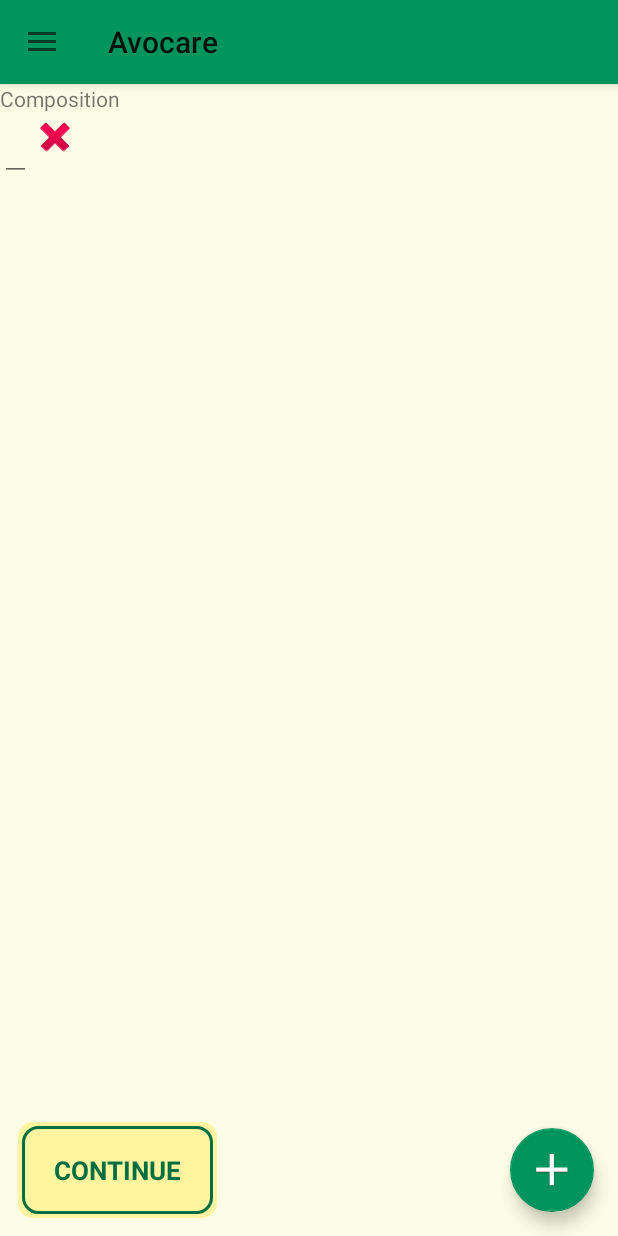
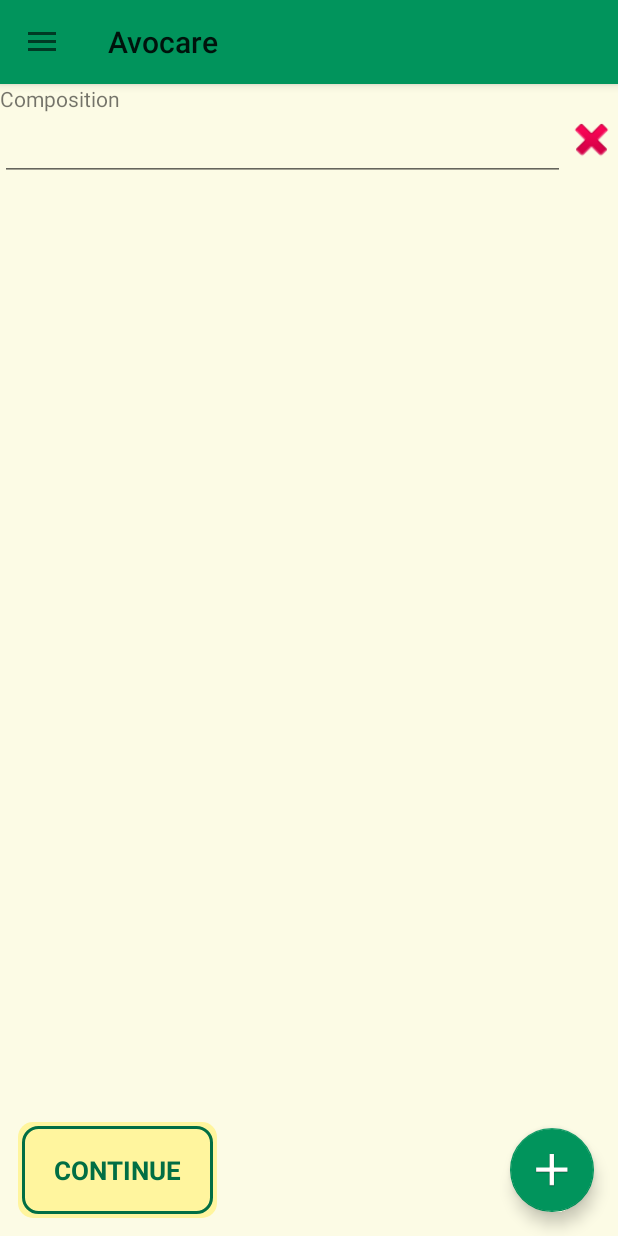
Before and after one commit to sasha-liutova/Avocare, an Android app: the fragment TypeCompositionFragment placed in its activity, on a phone screen of 412 x 824 dp. Run offline under Robolectric (Android 15) with nearby library versions, the phone set to English and light mode, and no system bars; our stand-ins replace ButterKnife; libraries missing offline, so code that uses them is left out: com.parse; 4 statements that could not run were skipped.

Commit message:
Type composition layout - autocomplete

```diff
--- a/app/src/main/AndroidManifest.xml
+++ b/app/src/main/AndroidManifest.xml
@@ -16,7 +16,8 @@
             android:value="barcode" />
         <activity
             android:name=".view.activity.MainActivity"
-            android:label="@string/app_name" >
+            android:label="@string/app_name"
+            android:windowSoftInputMode="adjustResize">
             <intent-filter>
                 <action android:name="android.intent.action.MAIN" />
 
--- a/app/src/main/java/com/liutova/avocare/view/adapter/TypeCompositionAdapter.java
+++ b/app/src/main/java/com/liutova/avocare/view/adapter/TypeCompositionAdapter.java
@@ -1,27 +1,35 @@
 package com.liutova.avocare.view.adapter;
 
+import android.content.Context;
 import android.support.v7.widget.RecyclerView;
 import android.text.Editable;
 import android.text.TextWatcher;
 import android.view.LayoutInflater;
 import android.view.View;
 import android.view.ViewGroup;
+import android.widget.ArrayAdapter;
+import android.widget.AutoCompleteTextView;
 import android.widget.ImageView;
-import android.widget.TextView;
 
 import com.liutova.avocare.R;
 
+import java.lang.ref.WeakReference;
 import java.util.ArrayList;
+import java.util.List;
 
 /**
  * Created by Oleksandra Liutova on 16-Apr-16.
  */
 public class TypeCompositionAdapter extends RecyclerView.Adapter<TypeCompositionAdapter.ViewHolder> {
 
+    List<String> substanceNamesList;
+    WeakReference<Context> mCtx;
     private ArrayList<String> itemsData;
 
-    public TypeCompositionAdapter(ArrayList<String> itemsData) {
+    public TypeCompositionAdapter(Context context, ArrayList<String> itemsData, ArrayList<String> substanceNamesList) {
         this.itemsData = itemsData;
+        this.substanceNamesList = substanceNamesList;
+        this.mCtx = new WeakReference<Context>(context);
     }
 
     public void add(String name) {
@@ -46,6 +54,8 @@ public class TypeCompositionAdapter extends RecyclerView.Adapter<TypeComposition
     @Override
     public void onBindViewHolder(TypeCompositionAdapter.ViewHolder holder, final int position) {
         holder.txtView.setText(itemsData.get(position));
+        ArrayAdapter<String> tipsAdapter = new ArrayAdapter<String>(mCtx.get(), R.layout.item_tip, substanceNamesList);
+        holder.txtView.setAdapter(tipsAdapter);
     }
 
     @Override
@@ -55,12 +65,12 @@ public class TypeCompositionAdapter extends RecyclerView.Adapter<TypeComposition
 
     public static class ViewHolder extends RecyclerView.ViewHolder {
 
-        public TextView txtView;
+        public AutoCompleteTextView txtView;
         public ImageView imgView;
 
         public ViewHolder(View itemLayoutView, final ArrayList<String> itemsData, final TypeCompositionAdapter adapter) {
             super(itemLayoutView);
-            txtView = (TextView) itemLayoutView.findViewById(R.id.item_type_composition_name);
+            txtView = (AutoCompleteTextView) itemLayoutView.findViewById(R.id.item_type_composition_name);
             imgView = (ImageView) itemLayoutView.findViewById(R.id.item_type_composition_delete);
 
             txtView.addTextChangedListener(new TextWatcher() {
--- a/app/src/main/java/com/liutova/avocare/view/fragment/TypeCompositionFragment.java
+++ b/app/src/main/java/com/liutova/avocare/view/fragment/TypeCompositionFragment.java
@@ -52,6 +52,7 @@ public class TypeCompositionFragment extends BaseFragment implements TypeComposi
     public View onCreateView(LayoutInflater inflater, ViewGroup container, Bundle savedInstanceState) {
         View v = super.onCreateView(inflater, container, savedInstanceState);
 
+        substanceNamesList = new ArrayList<String>();
         languageID = getBaseActivity().getSharedPreferences("preferences", Context.MODE_PRIVATE).getString("LanguageId", "");
         AsyncTaskTypeComposition task = new AsyncTaskTypeComposition(languageID, this);
         task.execute();
@@ -59,7 +60,7 @@ public class TypeCompositionFragment extends BaseFragment implements TypeComposi
         compositionRecyclerView.setLayoutManager(new LinearLayoutManager(getContext()));
         ArrayList<String> list = new ArrayList<String>();
         list.add("");
-        adapter = new TypeCompositionAdapter(list);
+        adapter = new TypeCompositionAdapter(getBaseActivity(), list, substanceNamesList);
         compositionRecyclerView.setAdapter(adapter);
         compositionRecyclerView.setItemAnimator(new DefaultItemAnimator());
         Helper.showKeyboard(getBaseActivity());
@@ -75,6 +76,8 @@ public class TypeCompositionFragment extends BaseFragment implements TypeComposi
 
     @Override
     public void onGetResults(ArrayList<String> list) {
-        substanceNamesList = list;
+        for (String name : list) {
+            substanceNamesList.add(name);
+        }
     }
 }
--- /dev/null
+++ b/app/src/main/res/layout/item_tip.xml
@@ -0,0 +1,5 @@
+<?xml version="1.0" encoding="utf-8"?>
+<TextView xmlns:android="http://schemas.android.com/apk/res/android"
+    android:layout_width="wrap_content"
+    android:layout_height="wrap_content"
+    android:textSize="@dimen/text_m" />
--- a/app/src/main/res/layout/item_type_composition.xml
+++ b/app/src/main/res/layout/item_type_composition.xml
@@ -1,18 +1,20 @@
 <?xml version="1.0" encoding="utf-8"?>
-<LinearLayout xmlns:android="http://schemas.android.com/apk/res/android"
+<RelativeLayout xmlns:android="http://schemas.android.com/apk/res/android"
     android:layout_width="match_parent"
     android:layout_height="match_parent"
     android:orientation="horizontal">
 
-    <EditText
+    <AutoCompleteTextView
         android:id="@+id/item_type_composition_name"
-        android:layout_width="wrap_content"
-        android:layout_height="wrap_content" />
+        android:layout_width="match_parent"
+        android:layout_height="wrap_content"
+        android:layout_toLeftOf="@+id/item_type_composition_delete" />
 
     <ImageView
-        android:id="@+id/item_type_composition_delete"
-        android:layout_width="wrap_content"
-        android:layout_height="wrap_content"
+        android:id="@id/item_type_composition_delete"
+        android:layout_width="35dp"
+        android:layout_height="35dp"
+        android:layout_alignParentRight="true"
         android:src="@android:drawable/ic_delete" />
 
-</LinearLayout>
+</RelativeLayout>
```
